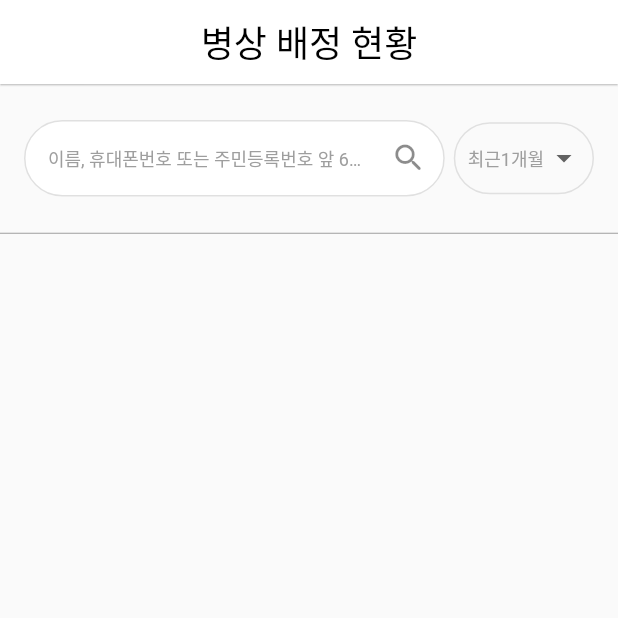
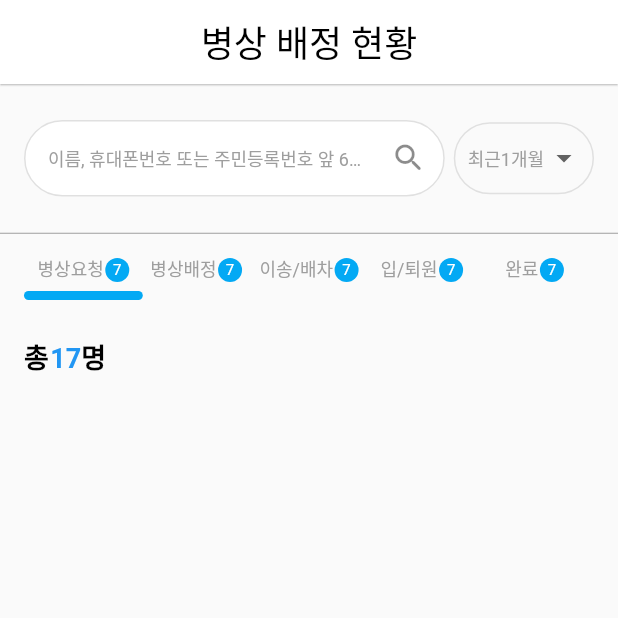
Before and after one commit to bitflow-rnd/sbas-frontend-mobile, a Flutter app: the AssignBedScreen screen opened directly, on a phone screen of 412 x 824 dp, the top half of it. Run offline on Flutter 3.47's test engine with Material 2 defaults, Android fonts, the phone set to English and light mode, and no system bars; our stand-ins replace auto_size_text, firebase_auth, firebase_core, flutter_dotenv, flutter_riverpod, font_awesome_flutter and 2 more; accounts and stored records are empty.

Commit message:
implementation of the top animation navbar

```diff
--- a/lib/common/main_navigation_screen.dart
+++ b/lib/common/main_navigation_screen.dart
@@ -53,7 +53,7 @@ class _MainNavigationScreenState extends State<MainNavigationScreen> {
           ),
           Offstage(
             offstage: _selectedIndex != 1,
-            child: const AssignBedScreen(
+            child: AssignBedScreen(
               automaticallyImplyLeading: false,
             ),
           ),
--- a/lib/features/assign/views/screens/assign_bed_screen.dart
+++ b/lib/features/assign/views/screens/assign_bed_screen.dart
@@ -2,78 +2,91 @@ import 'package:flutter/material.dart';
 import 'package:flutter_riverpod/flutter_riverpod.dart';
 import 'package:sbas/common/bitflow_theme.dart';
 import 'package:sbas/constants/gaps.dart';
+import 'package:sbas/features/assign/views/widgets/top_navbar_widget.dart';
 import 'package:sbas/features/assign/views/widgets/top_search_widget.dart';
 
-class AssignBedScreen extends ConsumerStatefulWidget {
+class AssignBedScreen extends ConsumerWidget {
   const AssignBedScreen({
     super.key,
     required this.automaticallyImplyLeading,
   });
 
   @override
-  ConsumerState<AssignBedScreen> createState() => _AssignBedScreenState();
-
-  final bool automaticallyImplyLeading;
-}
-
-class _AssignBedScreenState extends ConsumerState<AssignBedScreen> {
-  @override
-  Widget build(BuildContext context) {
+  Widget build(BuildContext context, WidgetRef ref) {
     return Scaffold(
       appBar: Bitflow.getAppBar(
         '병상 배정 현황',
-        widget.automaticallyImplyLeading,
+        automaticallyImplyLeading,
         0.5,
       ),
       body: GestureDetector(
         onTap: () => FocusScope.of(context).unfocus(),
         child: Column(
-          children: const [
-            Padding(
+          children: [
+            const Padding(
               padding: EdgeInsets.symmetric(
                 vertical: 24,
                 horizontal: 16,
               ),
               child: TopSearch(),
             ),
-            Divider(
+            const Divider(
               color: Colors.grey,
               height: 1,
             ),
-            /*
-            Row(
-              children: [
-                Container(
-                  child: Row(
-                    children: const [
-                      Text(
-                        '병상요청',
+            const Padding(
+              padding: EdgeInsets.fromLTRB(
+                16,
+                14,
+                16,
+                0,
+              ),
+              child: TopNavbar(),
+            ),
+            Padding(
+              padding: const EdgeInsets.symmetric(
+                horizontal: 16,
+              ),
+              child: Container(
+                alignment: Alignment.topLeft,
+                child: RichText(
+                  text: const TextSpan(
+                    text: '총',
+                    style: TextStyle(
+                      color: Colors.black,
+                      fontWeight: FontWeight.bold,
+                      fontSize: 18,
+                    ),
+                    children: [
+                      WidgetSpan(
+                        child: Gaps.h1,
+                      ),
+                      TextSpan(
+                        text: '17',
                         style: TextStyle(
+                          color: Colors.blue,
+                          fontWeight: FontWeight.bold,
                           fontSize: 18,
-                          color: Colors.black,
                         ),
                       ),
-                      Gaps.h1,
-                      CircleAvatar(
-                        backgroundColor: Colors.lightBlue,
-                        maxRadius: 10,
-                        child: Text(
-                          '7',
-                          style: TextStyle(
-                            color: Colors.white,
-                            fontSize: 10,
-                          ),
+                      TextSpan(
+                        text: '명',
+                        style: TextStyle(
+                          color: Colors.black,
+                          fontWeight: FontWeight.bold,
+                          fontSize: 18,
                         ),
-                      ),
+                      )
                     ],
                   ),
                 ),
-              ],
+              ),
             )
-            */
           ],
         ),
       ),
     );
   }
+
+  final bool automaticallyImplyLeading;
 }
--- /dev/null
+++ b/lib/features/assign/views/widgets/top_nav_item_widget.dart
@@ -0,0 +1,75 @@
+import 'package:flutter/material.dart';
+import 'package:sbas/constants/gaps.dart';
+import 'package:sbas/features/assign/views/widgets/top_navbar_widget.dart';
+
+class TopNavItem extends StatefulWidget {
+  const TopNavItem({
+    super.key,
+    required this.text,
+    required this.x,
+  });
+  final String text;
+  final double x;
+
+  @override
+  State<TopNavItem> createState() => _TopNavItemState();
+}
+
+class _TopNavItemState extends State<TopNavItem> {
+  @override
+  Widget build(BuildContext context) {
+    final tn = context.findAncestorStateOfType<TopNavbarState>()!;
+
+    return Align(
+      alignment: Alignment(
+        widget.x,
+        0,
+      ),
+      child: InkWell(
+        onTap: () {
+          tn.setState(
+            () => tn.x = widget.x,
+          );
+          setState(
+            () => color = tn.x == widget.x ? Colors.black : Colors.grey,
+          );
+        },
+        child: Container(
+          width: tn.width * 0.2,
+          color: Colors.transparent,
+          alignment: Alignment.center,
+          child: RichText(
+            text: TextSpan(
+              text: widget.text,
+              style: TextStyle(
+                color: color,
+                fontSize: 12,
+              ),
+              children: const [
+                WidgetSpan(
+                  child: Gaps.h1,
+                ),
+                WidgetSpan(
+                  alignment: PlaceholderAlignment.middle,
+                  child: CircleAvatar(
+                    backgroundColor: Colors.lightBlue,
+                    maxRadius: 8,
+                    child: Text(
+                      '7',
+                      style: TextStyle(
+                        color: Colors.white,
+                        fontSize: 10,
+                      ),
+                    ),
+                  ),
+                ),
+              ],
+            ),
+          ),
+        ),
+      ),
+    );
+  }
+
+  Color color = Colors.grey;
+}
--- /dev/null
+++ b/lib/features/assign/views/widgets/top_navbar_widget.dart
@@ -0,0 +1,65 @@
+import 'package:flutter/material.dart';
+import 'package:sbas/features/assign/views/widgets/top_nav_item_widget.dart';
+
+class TopNavbar extends StatefulWidget {
+  const TopNavbar({super.key});
+
+  @override
+  State<TopNavbar> createState() => TopNavbarState();
+}
+
+class TopNavbarState extends State<TopNavbar> {
+  @override
+  Widget build(BuildContext context) {
+    width = MediaQuery.of(context).size.width - 16;
+
+    return Stack(
+      children: [
+        AnimatedAlign(
+          heightFactor: 9,
+          alignment: Alignment(
+            x,
+            0,
+          ),
+          duration: const Duration(
+            milliseconds: 500,
+          ),
+          child: Container(
+            width: width * 0.2,
+            height: 6,
+            decoration: BoxDecoration(
+              borderRadius: BorderRadius.circular(
+                30,
+              ),
+              color: Colors.lightBlue,
+            ),
+          ),
+        ),
+        const TopNavItem(
+          text: '병상요청',
+          x: -1,
+        ),
+        const TopNavItem(
+          text: '병상배정',
+          x: -0.5,
+        ),
+        const TopNavItem(
+          text: '이송/배차',
+          x: 0,
+        ),
+        const TopNavItem(
+          text: '입/퇴원',
+          x: 0.5,
+        ),
+        const TopNavItem(
+          text: '완료',
+          x: 1,
+        ),
+      ],
+    );
+  }
+
+  late double width;
+
+  double x = -1;
+}
```
